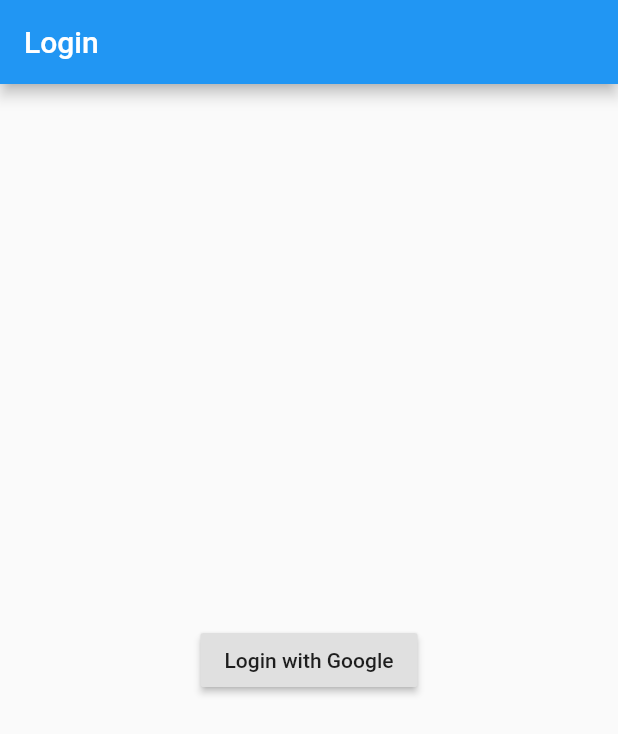
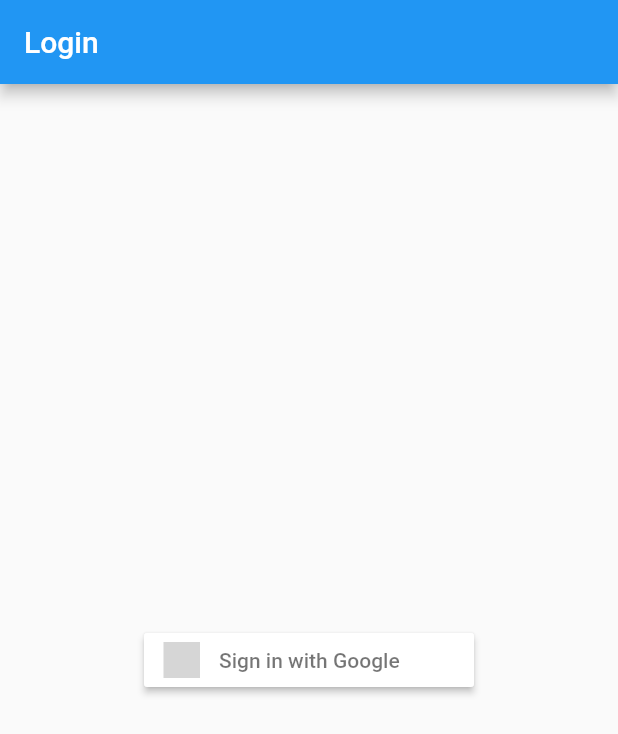
Before and after one commit to magicleon94/YANA, a Flutter app: the screen it shows after launch, on a phone screen of 412 x 824 dp. Shown: the top 734 px of the screen. Run offline on Flutter 3.47's test engine with Material 2 defaults, Android fonts, the phone set to English and light mode, and no system bars; our stand-ins replace firebase_auth, flutter_signin_button, google_sign_in; accounts and stored records are empty; grey boxes are pictures that could not be loaded.

Commit message:
Google signin

```diff
--- a/lib/LoginScreen.dart
+++ b/lib/LoginScreen.dart
@@ -1,6 +1,7 @@
 import 'package:flutter/material.dart';
 import 'package:firebase_auth/firebase_auth.dart';
 import 'package:google_sign_in/google_sign_in.dart';
+import 'package:flutter_signin_button/flutter_signin_button.dart';
 
 class LoginScreen extends StatefulWidget {
   final FirebaseAuth firebaseAuth = FirebaseAuth.instance;
@@ -11,15 +12,16 @@ class LoginScreen extends StatefulWidget {
 }
 
 class _LoginScreenState extends State<LoginScreen> {
-
   void _authenticateWithGoogle() async {
     final GoogleSignInAccount googleUser = await widget.googleSignIn.signIn();
-    final GoogleSignInAuthentication googleAuth = await googleUser.authentication;
+    final GoogleSignInAuthentication googleAuth =
+        await googleUser.authentication;
     await widget.firebaseAuth.signInWithGoogle(
       accessToken: googleAuth.accessToken,
       idToken: googleAuth.idToken,
     );
-}
+  }
+
   @override
   Widget build(BuildContext context) {
     return Scaffold(
@@ -27,9 +29,14 @@ class _LoginScreenState extends State<LoginScreen> {
         title: new Text("Login"),
       ),
       body: new Center(
-        child: new RaisedButton(
-          onPressed: _authenticateWithGoogle,
-          child: new Text("Login with Google"),
+        child: Column(
+          mainAxisAlignment: MainAxisAlignment.center,
+          children: <Widget>[
+            SignInButton(
+              Buttons.Google,
+              onPressed: _authenticateWithGoogle,
+            ),
+          ],
         ),
       ),
     );
--- a/pubspec.yaml
+++ b/pubspec.yaml
@@ -17,6 +17,8 @@ dependencies:
     sdk: flutter
   firebase_auth: ^0.6.6
   google_sign_in: ^3.2.4
+  cloud_firestore: ^0.8.2+3
+  flutter_signin_button:
 
   # The following adds the Cupertino Icons font to your application.
   # Use with the CupertinoIcons class for iOS style icons.
```
Also changed, not shown: lib/NotesScreen.dart (+11 -5 lines), 3 other files.
